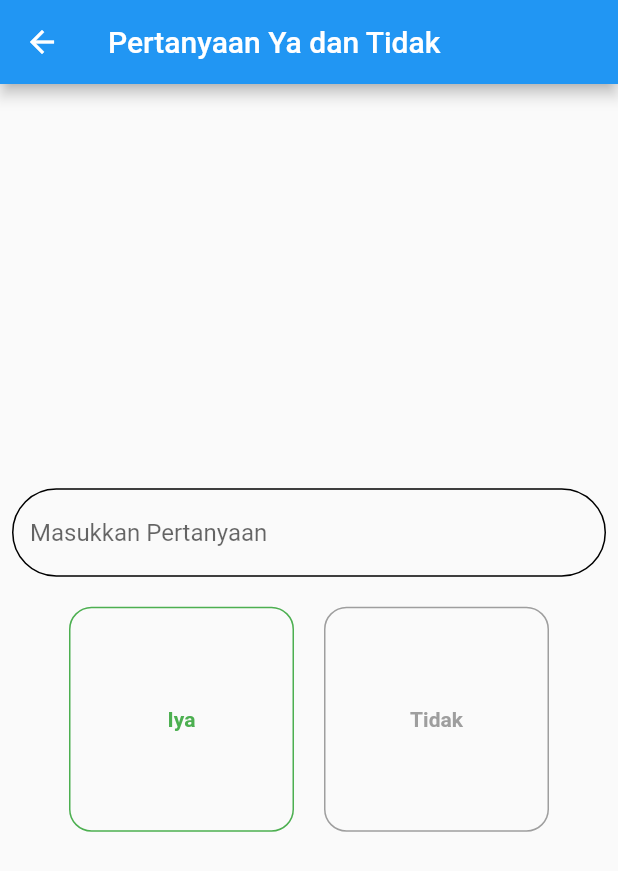
After one commit to algonacci/dialoq, a Flutter app: the screen it shows after launch, after a tap on "Pertanyaan", on a phone screen of 412 x 824 dp. The commit adds this screen. Shown: the top 871 px of the screen. Run offline on Flutter 3.47's test engine with Material 2 defaults, Android fonts, the phone set to English and light mode, and no system bars.

Commit message:
yes no question

```diff
--- a/lib/main.dart
+++ b/lib/main.dart
@@ -1,5 +1,6 @@
 import 'package:dialoq/pages/home.dart';
 import 'package:dialoq/pages/polling.dart';
+import 'package:dialoq/pages/question.dart';
 import 'package:flutter/material.dart';
 
 void main() {
@@ -20,6 +21,7 @@ class MyApp extends StatelessWidget {
       routes: {
         '/home': (context) => const HomePage(),
         '/polling': (context) => const PollingPage(),
+        '/question': (context) => const QuestionPage(),
       },
     );
   }
--- a/lib/pages/home.dart
+++ b/lib/pages/home.dart
@@ -33,9 +33,14 @@ class HomePage extends StatelessWidget {
                       icon: Icons.poll,
                     ),
                   ),
-                  const Button(
-                    text: "Pertanyaan",
-                    icon: Icons.help,
+                  InkWell(
+                    onTap: () {
+                      Navigator.pushNamed(context, '/question');
+                    },
+                    child: const Button(
+                      text: "Pertanyaan",
+                      icon: Icons.help,
+                    ),
                   ),
                   const Button(
                     text: "Pilihan Berganda",
--- a/lib/pages/polling.dart
+++ b/lib/pages/polling.dart
@@ -55,7 +55,6 @@ class _PollingPageState extends State<PollingPage> {
                   hintText: 'Masukkan Pertanyaan',
                   enabledBorder: OutlineInputBorder(
                     borderRadius: BorderRadius.circular(50),
-                    borderSide: BorderSide.none,
                   ),
                   focusedBorder: OutlineInputBorder(
                     borderRadius: BorderRadius.circular(50),
--- /dev/null
+++ b/lib/pages/question.dart
@@ -0,0 +1,121 @@
+import 'package:dialoq/provider/question_provider.dart';
+import 'package:flutter/material.dart';
+import 'package:provider/provider.dart';
+
+class QuestionPage extends StatelessWidget {
+  const QuestionPage({super.key});
+
+  @override
+  Widget build(BuildContext context) {
+    return ChangeNotifierProvider<QuestionProvider>(
+      create: (context) => QuestionProvider(),
+      child: Scaffold(
+        appBar: AppBar(
+          title: const Text(
+            'Pertanyaan Ya dan Tidak',
+          ),
+        ),
+        body: Padding(
+          padding: const EdgeInsets.all(8),
+          child: Center(
+            child: Column(
+              mainAxisAlignment: MainAxisAlignment.center,
+              children: [
+                TextFormField(
+                  decoration: InputDecoration(
+                    fillColor: const Color(0xffF1F0F5),
+                    hintText: 'Masukkan Pertanyaan',
+                    enabledBorder: OutlineInputBorder(
+                      borderRadius: BorderRadius.circular(50),
+                    ),
+                    focusedBorder: OutlineInputBorder(
+                      borderRadius: BorderRadius.circular(50),
+                      borderSide: const BorderSide(
+                        color: Color(0xff2D8CFF),
+                      ),
+                    ),
+                  ),
+                ),
+                const SizedBox(
+                  height: 20,
+                ),
+                Row(
+                  mainAxisAlignment: MainAxisAlignment.center,
+                  children: [
+                    Consumer<QuestionProvider>(
+                      builder: (context, questionProvider, _) =>
+                          GestureDetector(
+                        onTap: () {
+                          questionProvider.isTrue = true;
+                        },
+                        child: Container(
+                          height: 150,
+                          width: 150,
+                          decoration: BoxDecoration(
+                            border: Border.all(
+                              color: questionProvider.trueColor,
+                            ),
+                            borderRadius: BorderRadius.circular(15),
+                          ),
+                          child: Center(
+                            child: Column(
+                              mainAxisAlignment: MainAxisAlignment.center,
+                              children: [
+                                Text(
+                                  'Iya',
+                                  style: TextStyle(
+                                    fontWeight: FontWeight.w600,
+                                    color: questionProvider.trueColor,
+                                  ),
+                                ),
+                              ],
+                            ),
+                          ),
+                        ),
+                      ),
+                    ),
+                    const SizedBox(
+                      width: 20,
+                    ),
+                    Consumer<QuestionProvider>(
+                      builder: (context, questionProvider, _) =>
+                          GestureDetector(
+                        onTap: () {
+                          questionProvider.isTrue = false;
+                        },
+                        child: Container(
+                          height: 150,
+                          width: 150,
+                          decoration: BoxDecoration(
+                            border: Border.all(
+                              color: questionProvider.falseColor,
+                            ),
+                            borderRadius: BorderRadius.circular(15),
+                          ),
+                          child: Center(
+                            child: Column(
+                              mainAxisAlignment: MainAxisAlignment.center,
+                              children: [
+                                Text(
+                                  'Tidak',
+                                  style: TextStyle(
+                                    fontWeight: FontWeight.w600,
+                                    color: questionProvider.falseColor,
+                                  ),
+                                ),
+                              ],
+                            ),
+                          ),
+                        ),
+                      ),
+                    ),
+                  ],
+                ),
+              ],
+            ),
+          ),
+        ),
+      ),
+    );
+  }
+}
--- /dev/null
+++ b/lib/provider/question_provider.dart
@@ -0,0 +1,16 @@
+import 'package:flutter/material.dart';
+
+class QuestionProvider extends ChangeNotifier {
+  bool _isTrue = true;
+
+  bool get isTrue => _isTrue;
+
+  set isTrue(bool newValue) {
+    _isTrue = newValue;
+    notifyListeners();
+  }
+
+  get color => _isTrue ? Colors.green : Colors.pink;
+  get trueColor => _isTrue ? Colors.green : Colors.grey;
+  get falseColor => _isTrue ? Colors.grey : Colors.pink;
+}
```
Also changed, not shown: pubspec.lock.
